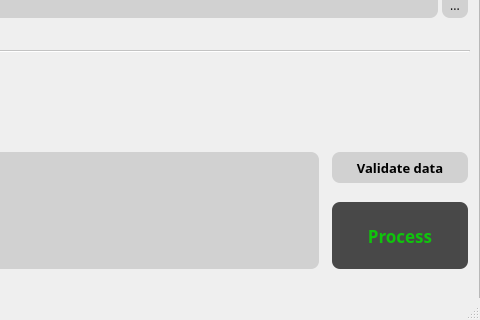
Above: aztool_akl/gui/ui_resources/aztool_akl_gui.ui from kosazna/atakl before the change; both pictures show x 320 to 800 and y 280 to 600 of the 800 by 600 pixel window. Below: the same form after it.
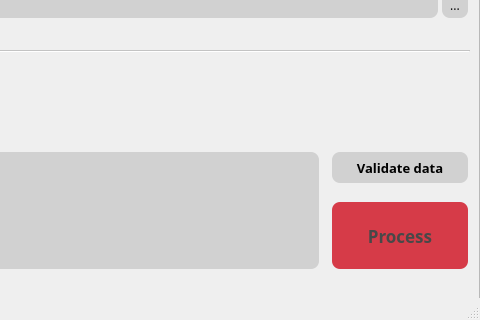
That is the form after the change.

Commit message: (L) updated scripts

What changed in the file:
```diff
--- a/aztool_akl/gui/ui_resources/aztool_akl_gui.ui
+++ b/aztool_akl/gui/ui_resources/aztool_akl_gui.ui
@@ -471,8 +471,8 @@
       <bool>false</bool>
      </property>
      <property name="styleSheet">
-      <string notr="true">background-color: rgb(72, 72, 72);
-color: rgb(15, 196, 12);
+      <string notr="true">background-color: rgba(207, 14, 30, 0.8);
+color: rgb(72, 72, 72);
 border-width:4px;
 border-color:black;
 border-style:offset;
```
The commit also changes 2 other files.
